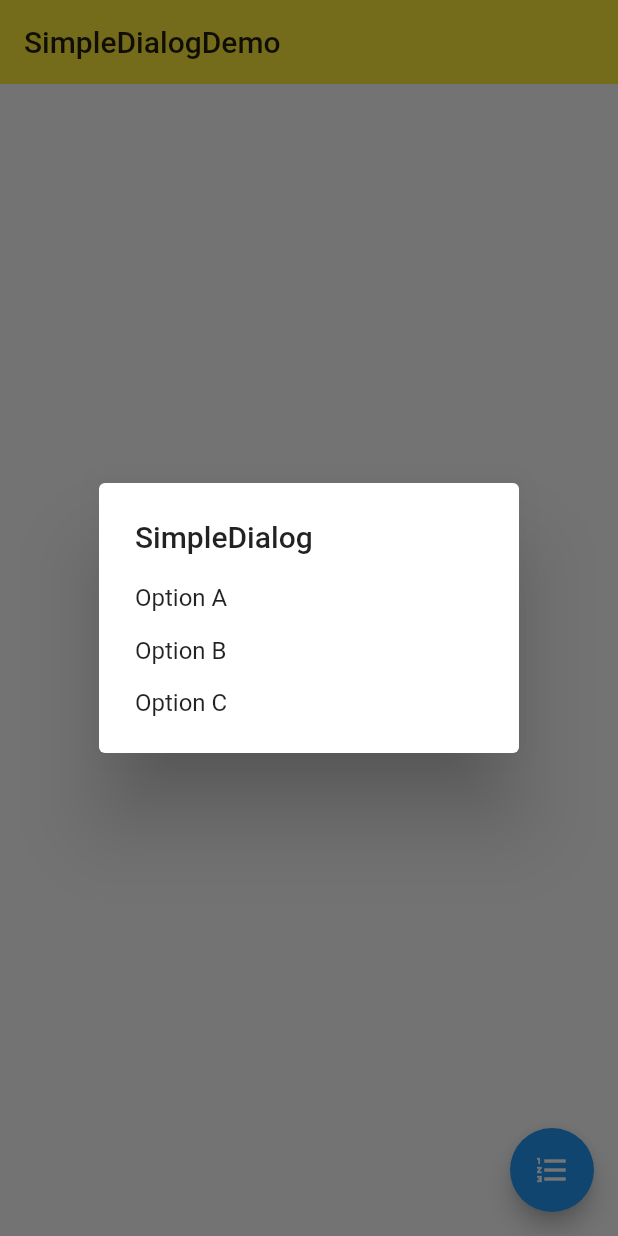
After one commit to CainLynn/flutter_study, a Flutter app: the SimpleDialogDemo screen opened directly, after a tap on the "format list numbered" icon, on a phone screen of 412 x 824 dp. The commit adds this screen. Run offline on Flutter 3.47's test engine with Material 2 defaults, Android fonts, the phone set to English and light mode, and no system bars.

```diff
--- /dev/null
+++ b/lib/demo/simple_dialog_demo.dart
@@ -0,0 +1,97 @@
+import 'package:flutter/material.dart';
+
+enum option {
+
+  A, B, C
+}
+
+class SimpleDialogDemo extends StatefulWidget {
+  SimpleDialogDemo({Key key}) : super(key: key);
+
+  _SimpleDialogDemoState createState() => _SimpleDialogDemoState();
+}
+
+class _SimpleDialogDemoState extends State<SimpleDialogDemo> {
+
+  String choice = "Nothing";
+
+  Future _openSimpleDialog() async {
+    final optionValue = await showDialog(
+      context: context,
+      builder: (BuildContext context) {
+        return SimpleDialog(
+          title: Text("SimpleDialog"),
+          children: <Widget>[
+            SimpleDialogOption(
+              child: Text("Option A"),
+              onPressed: () {
+                Navigator.pop(context, option.A);
+              },
+            ),
+            SimpleDialogOption(
+              child: Text("Option B"),
+              onPressed: () {
+                Navigator.pop(context, option.B);
+              },
+            ),
+            SimpleDialogOption(
+              child: Text("Option C"),
+              onPressed: () {
+                Navigator.pop(context, option.C);
+              },
+            ),
+          ],
+        );
+      }
+    );
+
+    switch (optionValue) {
+      case option.A:
+        setState(() {
+          choice = 'A';
+        });
+        break;
+      case option.B:
+        setState(() {
+          choice = 'B';
+        });
+        break;
+      case option.C:
+        setState(() {
+          choice = option.C.toString();
+        });
+        break;
+      default:
+    }
+  }
+
+  @override
+  Widget build(BuildContext context) {
+
+    return Scaffold(
+      appBar: AppBar(
+        title: Text("SimpleDialogDemo"),
+        elevation: 0,
+      ),
+      body: Container(
+        padding: EdgeInsets.all(16),
+        child: Column(
+          mainAxisAlignment: MainAxisAlignment.center,
+          children: <Widget>[
+            Text("Your choice is: $choice"),
+            Row(
+              mainAxisAlignment: MainAxisAlignment.center,
+              children: <Widget>[
+
+              ],
+            ),
+          ],
+        ),
+      ),
+      floatingActionButton: FloatingActionButton(
+        child: Icon(Icons.format_list_numbered),
+        onPressed: _openSimpleDialog,
+      ),
+    );
+  }
+}
--- a/pubspec.yaml
+++ b/pubspec.yaml
@@ -19,6 +19,7 @@ environment:
 dependencies:
   flutter:
     sdk: flutter
+  intl: 0.15.7
 
   # The following adds the Cupertino Icons font to your application.
   # Use with the CupertinoIcons class for iOS style icons.
```
Also changed, not shown: lib/demo/date_time_demo.dart (added, +89 -0 lines), lib/demo/material_components.dart (+15 -0 lines), lib/demo/slider_demo.dart (added, +52 -0 lines), pubspec.lock, 2 other files.
